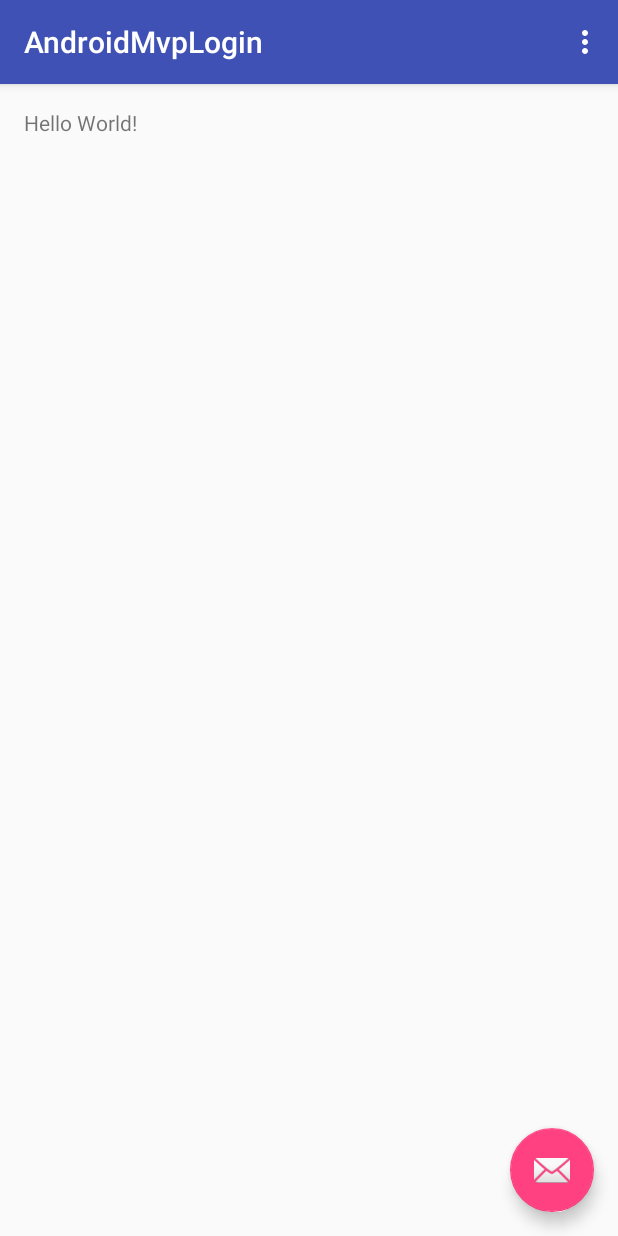
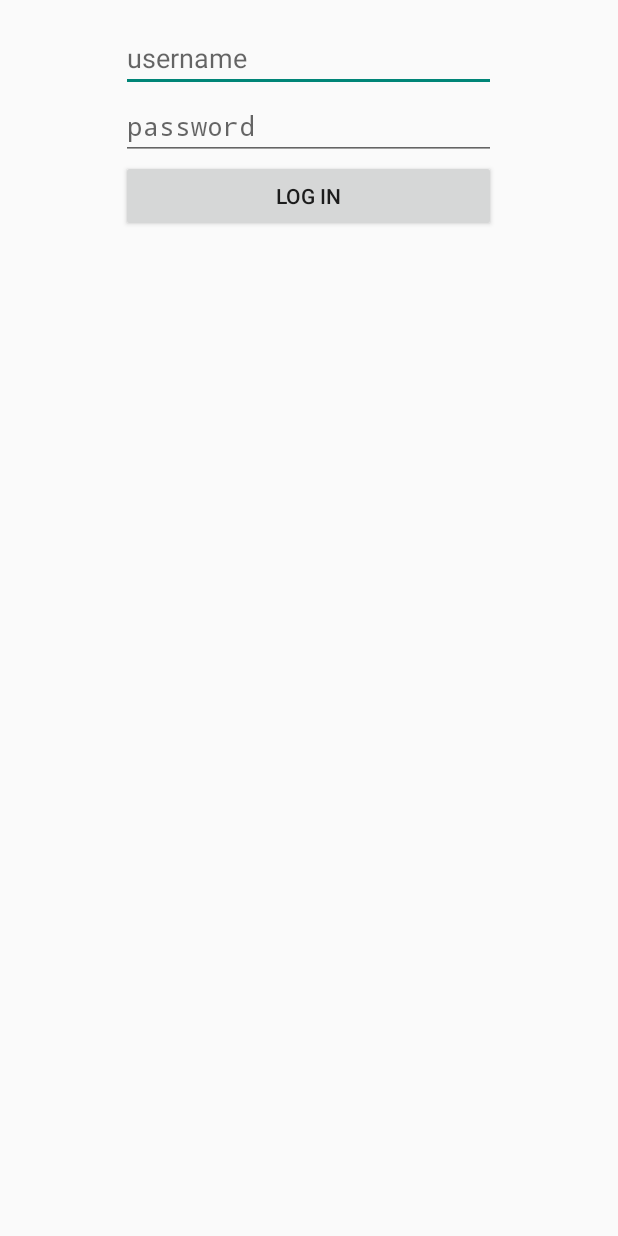
Before and after one commit to markusFrost/android-mvp-login, an Android app: the screen it shows after launch (MainActivity before the commit, LoginActivity after it), on a phone screen of 412 x 824 dp. Run offline under Robolectric (Android 15) with nearby library versions, the phone set to English and light mode, and no system bars.

Commit message:
prepare project to work

```diff
--- a/AndroidMvpLogin/app/src/main/AndroidManifest.xml
+++ b/AndroidMvpLogin/app/src/main/AndroidManifest.xml
@@ -9,7 +9,7 @@
         android:supportsRtl="true"
         android:theme="@style/AppTheme" >
         <activity
-            android:name=".MainActivity"
+            android:name=".LoginActivity"
             android:label="@string/app_name"
             android:theme="@style/AppTheme.NoActionBar" >
             <intent-filter>
--- a/AndroidMvpLogin/app/src/main/java/mvp/android/testfor/com/androidmvplogin/MainActivity.java
+++ b/AndroidMvpLogin/app/src/main/java/mvp/android/testfor/com/androidmvplogin/LoginActivity.java
@@ -1,5 +1,6 @@
 package mvp.android.testfor.com.androidmvplogin;
 
+import android.app.Activity;
 import android.os.Bundle;
 import android.support.design.widget.FloatingActionButton;
 import android.support.design.widget.Snackbar;
@@ -9,23 +10,13 @@ import android.view.View;
 import android.view.Menu;
 import android.view.MenuItem;
 
-public class MainActivity extends AppCompatActivity {
+public class LoginActivity extends Activity {
 
     @Override
     protected void onCreate(Bundle savedInstanceState) {
         super.onCreate(savedInstanceState);
-        setContentView(R.layout.activity_main);
-        Toolbar toolbar = (Toolbar) findViewById(R.id.toolbar);
-        setSupportActionBar(toolbar);
+        setContentView(R.layout.activity_login);
 
-        FloatingActionButton fab = (FloatingActionButton) findViewById(R.id.fab);
-        fab.setOnClickListener(new View.OnClickListener() {
-            @Override
-            public void onClick(View view) {
-                Snackbar.make(view, "Replace with your own action", Snackbar.LENGTH_LONG)
-                        .setAction("Action", null).show();
-            }
-        });
     }
 
     @Override
--- /dev/null
+++ b/AndroidMvpLogin/app/src/main/res/layout/activity_login.xml
@@ -0,0 +1,41 @@
+<LinearLayout xmlns:android="http://schemas.android.com/apk/res/android"
+    android:layout_width="250dp"
+    android:layout_height="wrap_content"
+    android:layout_gravity="center_horizontal"
+    android:gravity="center"
+    android:orientation="vertical"
+    android:layout_marginTop="16dp"
+    >
+
+    <EditText
+        android:id="@+id/username"
+        android:layout_width="match_parent"
+        android:layout_height="wrap_content"
+        android:gravity="center_vertical"
+        android:hint="@string/user_name"
+        android:drawablePadding="8dp"
+        />
+    <EditText
+        android:id="@+id/password"
+        android:layout_width="match_parent"
+        android:layout_height="wrap_content"
+        android:gravity="center_vertical"
+        android:hint="@string/password"
+        android:inputType="textPassword"
+        android:drawablePadding="8dp"
+        />
+    <Button
+        android:id="@+id/button"
+        android:layout_width="match_parent"
+        android:layout_height="wrap_content"
+        android:text="@string/log_in"
+        />
+    <ProgressBar
+        android:id="@+id/progress"
+        android:layout_width="wrap_content"
+        android:layout_height="wrap_content"
+        android:layout_marginTop="8dp"
+        android:visibility="gone"
+        />
+
+</LinearLayout>
--- a/AndroidMvpLogin/app/src/main/res/layout/activity_main.xml
+++ b/AndroidMvpLogin/app/src/main/res/layout/activity_main.xml
@@ -15,7 +15,7 @@
 
     </android.support.design.widget.AppBarLayout>
 
-    <include layout="@layout/content_main" />
+
 
     <android.support.design.widget.FloatingActionButton android:id="@+id/fab"
         android:layout_width="wrap_content" android:layout_height="wrap_content"
--- a/AndroidMvpLogin/app/src/main/res/layout/content_main.xml
+++ /dev/null
@@ -1,14 +0,0 @@
-<?xml version="1.0" encoding="utf-8"?>
-<RelativeLayout xmlns:android="http://schemas.android.com/apk/res/android"
-    xmlns:tools="http://schemas.android.com/tools"
-    xmlns:app="http://schemas.android.com/apk/res-auto" android:layout_width="match_parent"
-    android:layout_height="match_parent" android:paddingLeft="@dimen/activity_horizontal_margin"
-    android:paddingRight="@dimen/activity_horizontal_margin"
-    android:paddingTop="@dimen/activity_vertical_margin"
-    android:paddingBottom="@dimen/activity_vertical_margin"
-    app:layout_behavior="@string/appbar_scrolling_view_behavior"
-    tools:showIn="@layout/activity_main" tools:context=".MainActivity">
-
-    <TextView android:text="Hello World!" android:layout_width="wrap_content"
-        android:layout_height="wrap_content" />
-</RelativeLayout>
--- a/AndroidMvpLogin/app/src/main/res/values-v21/styles.xml
+++ b/AndroidMvpLogin/app/src/main/res/values-v21/styles.xml
@@ -1,8 +1,3 @@
-<resources>>
-    <style name="AppTheme.NoActionBar">
-        <item name="windowActionBar">false</item>
-        <item name="windowNoTitle">true</item>
-        <item name="android:windowDrawsSystemBarBackgrounds">true</item>
-        <item name="android:statusBarColor">@android:color/transparent</item>
-    </style>
+<resources>
+    <style name="AppTheme" parent="android:Theme.DeviceDefault.Light.DarkActionBar"/>
 </resources>
--- a/AndroidMvpLogin/app/src/main/res/values/strings.xml
+++ b/AndroidMvpLogin/app/src/main/res/values/strings.xml
@@ -1,4 +1,14 @@
+<?xml version="1.0" encoding="utf-8"?>
 <resources>
-    <string name="app_name">AndroidMvpLogin</string>
+
+    <string name="app_name">MVP Example</string>
+    <string name="hello_world">Hello world!</string>
     <string name="action_settings">Settings</string>
+    <string name="user_name">username</string>
+    <string name="password">password</string>
+    <string name="log_in">Log in</string>
+    <string name="title_activity_main">MVP Example</string>
+    <string name="username_error">Username cannot be empty</string>
+    <string name="password_error">Password cannot be empty</string>
+
 </resources>
--- a/AndroidMvpLogin/app/src/main/res/values/styles.xml
+++ b/AndroidMvpLogin/app/src/main/res/values/styles.xml
@@ -1,17 +1,3 @@
 <resources>
-
-    <!-- Base application theme. -->
-    <style name="AppTheme" parent="Theme.AppCompat.Light.DarkActionBar">
-        <!-- Customize your theme here. -->
-        <item name="colorPrimary">@color/colorPrimary</item>
-        <item name="colorPrimaryDark">@color/colorPrimaryDark</item>
-        <item name="colorAccent">@color/colorAccent</item>
-    </style>
-    <style name="AppTheme.NoActionBar">
-        <item name="windowActionBar">false</item>
-        <item name="windowNoTitle">true</item>
-    </style>
-    <style name="AppTheme.AppBarOverlay" parent="ThemeOverlay.AppCompat.Dark.ActionBar" />
-    <style name="AppTheme.PopupOverlay" parent="ThemeOverlay.AppCompat.Light" />
-
+    <style name="AppTheme" parent="android:Theme.DeviceDefault.Light.DarkActionBar"/>
 </resources>
```
